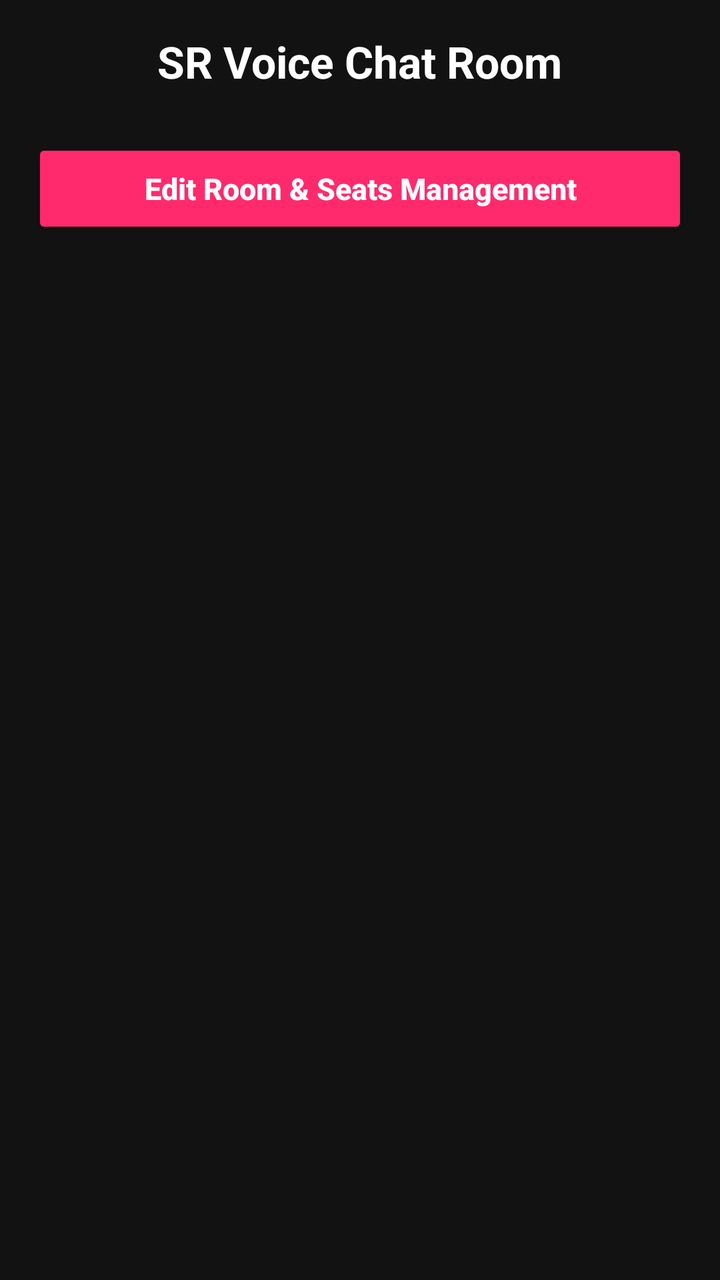
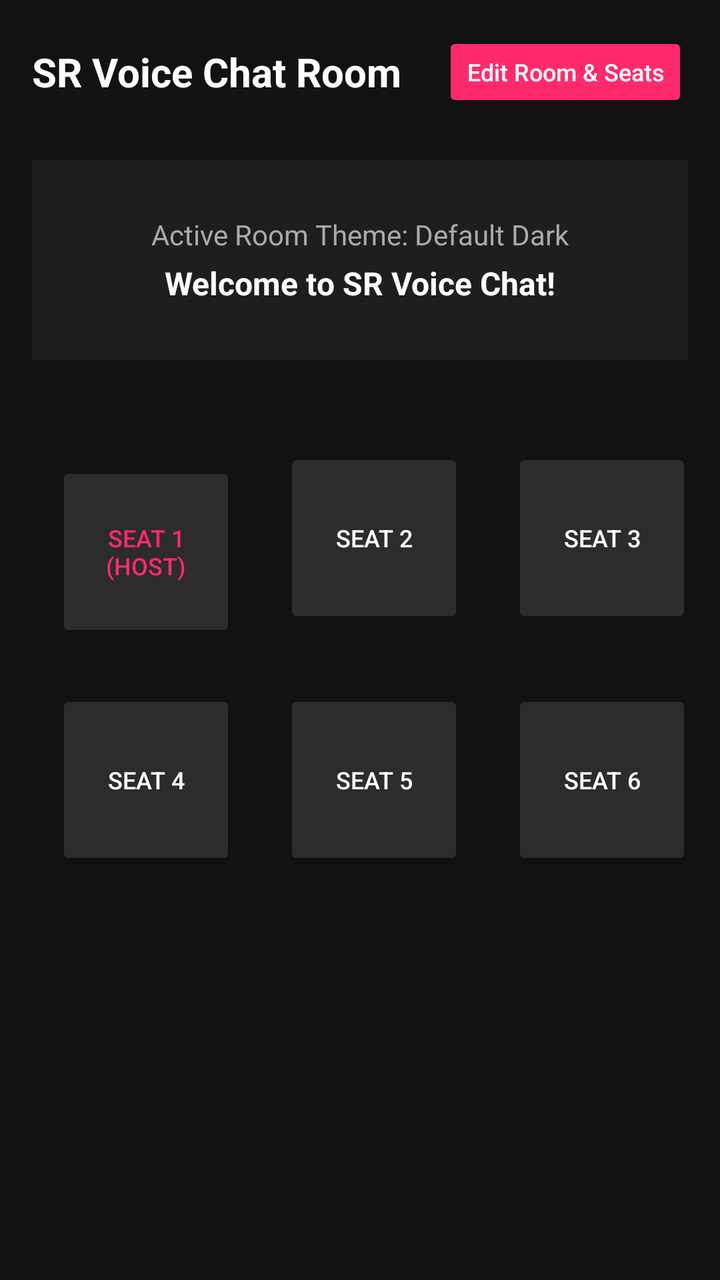

Two renders of the same Android screen: before a commit and after it. Below are the layout's source before the change and the commit's diff.
<!-- AndroidManifest.xml: application theme Theme.AppCompat.Light.NoActionBar -->
<!-- res/layout/activity_voice_room.xml -->
<?xml version="1.0" encoding="utf-8"?>
<LinearLayout xmlns:android="http://schemas.android.com/apk/res/android"
    android:layout_width="match_parent"
    android:layout_height="match_parent"
    android:background="#121212"
    android:orientation="vertical"
    android:padding="16dp">

    <TextView
        android:layout_width="wrap_content"
        android:layout_height="wrap_content"
        android:text="SR Voice Chat Room"
        android:textColor="#FFFFFF"
        android:textSize="22sp"
        android:textStyle="bold"
        android:layout_gravity="center_horizontal"
        android:layout_marginBottom="24dp"/>

    
    <Button
        android:id="@+id/editRoomButton"
        android:layout_width="match_parent"
        android:layout_height="50dp"
        android:text="Edit Room &amp; Seats Management"
        android:textAllCaps="false"
        android:backgroundTint="#FF2A6D"
        android:textColor="#FFFFFF"
        android:textSize="15sp"
        android:textStyle="bold"/>

</LinearLayout>
<!-- resources referenced by this layout -->
<resources>

</resources>

<!-- the commit's change to res/layout/activity_voice_room.xml (unified diff, before → after) -->
@@ -6,26 +6,129 @@
     android:orientation="vertical"
     android:padding="16dp">
 
-    <TextView
-        android:layout_width="wrap_content"
+    
+    <LinearLayout
+        android:layout_width="match_parent"
         android:layout_height="wrap_content"
-        android:text="SR Voice Chat Room"
-        android:textColor="#FFFFFF"
-        android:textSize="22sp"
-        android:textStyle="bold"
-        android:layout_gravity="center_horizontal"
-        android:layout_marginBottom="24dp"/>
+        android:orientation="horizontal"
+        android:gravity="center_vertical"
+        android:layout_marginBottom="24dp">
+
+        <TextView
+            android:layout_width="0dp"
+            android:layout_height="wrap_content"
+            android:layout_weight="1"
+            android:text="SR Voice Chat Room"
+            android:textColor="#FFFFFF"
+            android:textSize="20sp"
+            android:textStyle="bold" />
+
+        <Button
+            android:id="@+id/editRoomButton"
+            android:layout_width="wrap_content"
+            android:layout_height="40dp"
+            android:backgroundTint="#FF2A6D"
+            android:text="Edit Room &amp; Seats"
+            android:textAllCaps="false"
+            android:textColor="#FFFFFF"
+            android:textSize="12sp" />
+    </LinearLayout>
 
     
-    <Button
-        android:id="@+id/editRoomButton"
+    <LinearLayout
         android:layout_width="match_parent"
-        android:layout_height="50dp"
-        android:text="Edit Room &amp; Seats Management"
-        android:textAllCaps="false"
-        android:backgroundTint="#FF2A6D"
-        android:textColor="#FFFFFF"
-        android:textSize="15sp"
-        android:textStyle="bold"/>
+        android:layout_height="100dp"
+        android:background="#1E1E1E"
+        android:gravity="center"
+        android:orientation="vertical"
+        android:layout_marginBottom="32dp">
+
+        <TextView
+            android:layout_width="wrap_content"
+            android:layout_height="wrap_content"
+            android:text="Active Room Theme: Default Dark"
+            android:textColor="#AAAAAA"
+            android:textSize="14sp" />
+
+        <TextView
+            android:layout_width="wrap_content"
+            android:layout_height="wrap_content"
+            android:text="Welcome to SR Voice Chat!"
+            android:textColor="#FFFFFF"
+            android:textSize="16sp"
+            android:textStyle="bold"
+            android:layout_marginTop="4dp" />
+    </LinearLayout>
+
+    
+    <GridLayout
+        android:layout_width="match_parent"
+        android:layout_height="wrap_content"
+        android:alignmentMode="alignMargins"
+        android:columnCount="3"
+        android:gravity="center"
+        android:rowCount="3">
+
+        
+        <Button
+            android:layout_width="90dp"
+            android:layout_height="90dp"
+            android:layout_margin="12dp"
+            android:backgroundTint="#2C2C2C"
+            android:text="Seat 1\n(Host)"
+            android:textColor="#FF2A6D"
+            android:textSize="12sp" />
+
+        
+        <Button
+            android:layout_width="90dp"
+            android:layout_height="90dp"
+            android:layout_margin="12dp"
+            android:backgroundTint="#2C2C2C"
+            android:text="Seat 2"
+            android:textColor="#FFFFFF"
+            android:textSize="12sp" />
+
+        
+        <Button
+            android:layout_width="90dp"
+            android:layout_height="90dp"
+            android:layout_margin="12dp"
+            android:backgroundTint="#2C2C2C"
+            android:text="Seat 3"
+            android:textColor="#FFFFFF"
+            android:textSize="12sp" />
+
+        
+        <Button
+            android:layout_width="90dp"
+            android:layout_height="90dp"
+            android:layout_margin="12dp"
+            android:backgroundTint="#2C2C2C"
+            android:text="Seat 4"
+            android:textColor="#FFFFFF"
+            android:textSize="12sp" />
+
+        
+        <Button
+            android:layout_width="90dp"
+            android:layout_height="90dp"
+            android:layout_margin="12dp"
+            android:backgroundTint="#2C2C2C"
+            android:text="Seat 5"
+            android:textColor="#FFFFFF"
+            android:textSize="12sp" />
+
+        
+        <Button
+            android:layout_width="90dp"
+            android:layout_height="90dp"
+            android:layout_margin="12dp"
+            android:backgroundTint="#2C2C2C"
+            android:text="Seat 6"
+            android:textColor="#FFFFFF"
+            android:textSize="12sp" />
+
+    </GridLayout>
 
 </LinearLayout>
